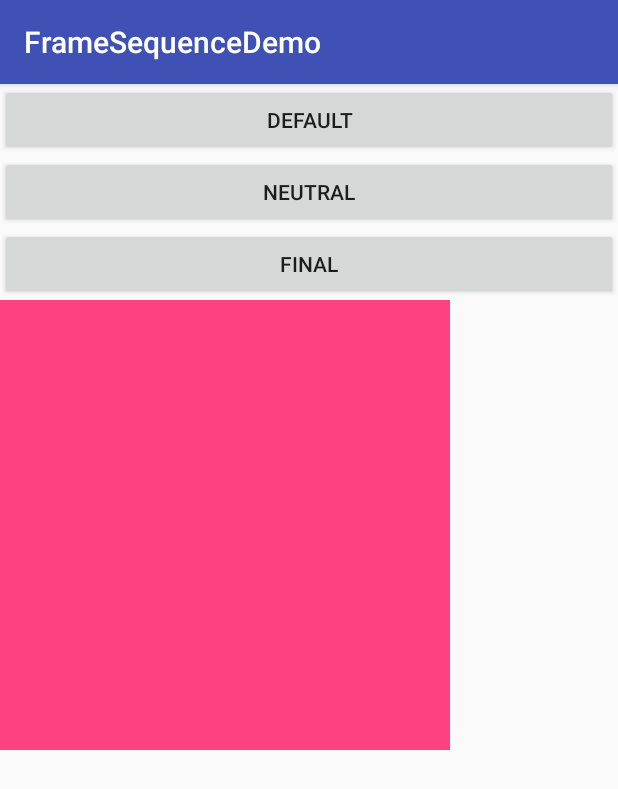
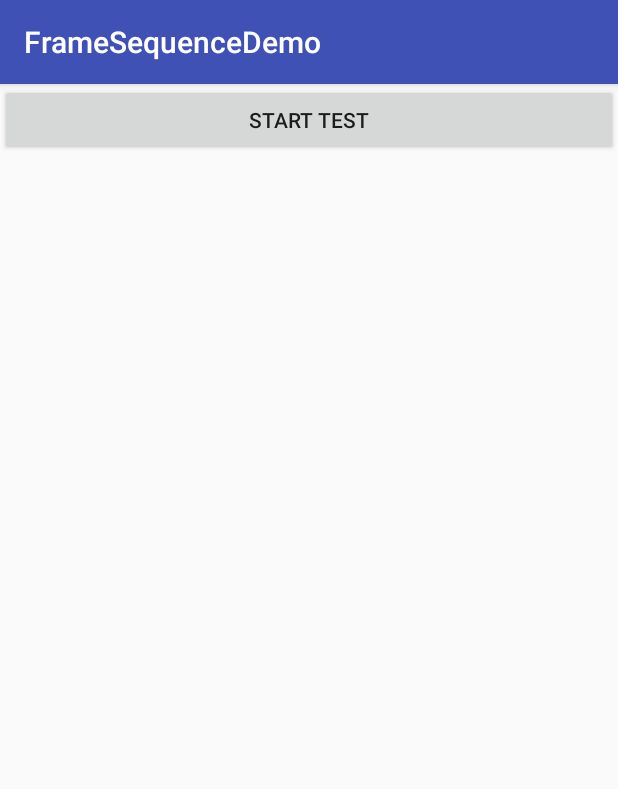
Before and after one commit to McoyJiang/Android-WebP, an Android app: the screen it shows after launch (MainActivity before the commit, TestActivity after it), on a phone screen of 412 x 824 dp. Shown: the top 789 px of the screen. Run offline under Robolectric (Android 15) with nearby library versions, the light colour scheme and no system bars.

Commit message:
fix OOM issue

```diff
--- /dev/null
+++ b/sample/src/main/java/com/example/dannyjiang/framesequencedemo/TestActivity.java
@@ -0,0 +1,25 @@
+package com.example.dannyjiang.framesequencedemo;
+
+import android.content.Intent;
+import android.os.Bundle;
+import android.support.annotation.Nullable;
+import android.support.v7.app.AppCompatActivity;
+import android.view.View;
+
+/**
+ * Created by danny.jiang on 3/27/18.
+ */
+
+public class TestActivity extends AppCompatActivity{
+
+    @Override
+    protected void onCreate(@Nullable Bundle savedInstanceState) {
+        super.onCreate(savedInstanceState);
+
+        setContentView(R.layout.activity_test);
+    }
+
+    public void startTest(View view) {
+        startActivity(new Intent(this, MainActivity.class));
+    }
+}
--- /dev/null
+++ b/sample/src/main/res/layout/activity_test.xml
@@ -0,0 +1,12 @@
+<?xml version="1.0" encoding="utf-8"?>
+<LinearLayout
+    xmlns:android="http://schemas.android.com/apk/res/android" android:layout_width="match_parent"
+    android:layout_height="match_parent">
+
+    <Button
+        android:text="start test"
+        android:onClick="startTest"
+        android:layout_width="match_parent"
+        android:layout_height="wrap_content" />
+
+</LinearLayout>
```
Also changed, not shown: framesSquencce/src/main/java/com/danny/framesSquencce/FrameSequenceDrawable.java (+20 -5 lines), framesSquencce/src/main/java/com/danny/framesSquencce/WebpImageView.java (+39 -2 lines), sample/src/main/AndroidManifest.xml (+6 -4 lines), sample/src/main/java/com/example/dannyjiang/framesequencedemo/MainActivity.java (+20 -20 lines).
